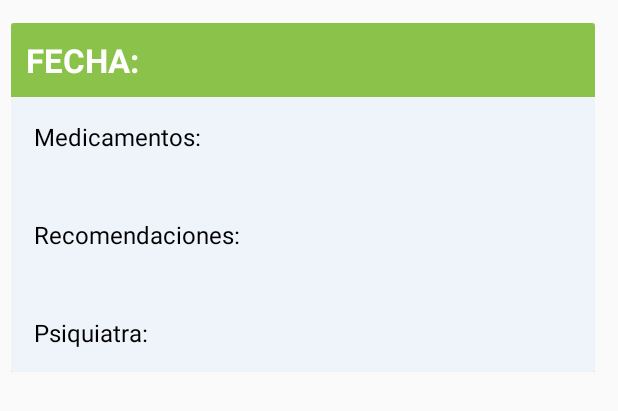
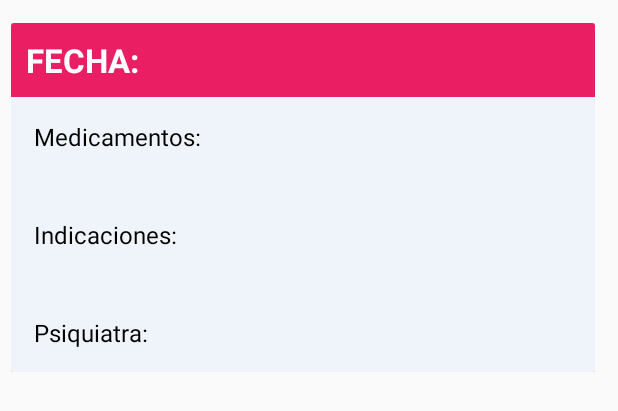
Before and after one commit to RodrigoAGM/take-care-app, an Android app: the layout item_treatment.xml on its own in the app's theme, with its tools: preview values and no code run, on a phone screen of 412 x 824 dp. Shown: the top 411 px of the screen. Run offline under Robolectric (Android 15) with nearby library versions, the phone set to English and light mode, and no system bars; network calls fail.

Commit message:
Treatmend card fix

```diff
--- /dev/null
+++ b/app/src/main/res/drawable/card_active.xml
@@ -0,0 +1,7 @@
+<?xml version="1.0" encoding="utf-8"?>
+<shape xmlns:android="http://schemas.android.com/apk/res/android"
+    android:shape="rectangle">
+
+    <solid android:color="@color/treatmentCardTitleColorActive"/>
+
+</shape>
--- /dev/null
+++ b/app/src/main/res/drawable/card_no_active.xml
@@ -0,0 +1,7 @@
+<?xml version="1.0" encoding="utf-8"?>
+<shape xmlns:android="http://schemas.android.com/apk/res/android"
+    android:shape="rectangle">
+
+    <solid android:color="@color/treatmentCardTitleColor"/>
+
+</shape>
--- /dev/null
+++ b/app/src/main/res/drawable/control_card.xml
@@ -0,0 +1,7 @@
+<?xml version="1.0" encoding="utf-8"?>
+<selector xmlns:android="http://schemas.android.com/apk/res/android">
+    <item android:drawable="@drawable/card_active" android:state_enabled="true" />
+    <item android:drawable="@drawable/card_no_active" android:state_enabled="false" />
+    <!-- default state-->
+    <item android:drawable="@drawable/card_no_active" />
+</selector>
--- a/app/src/main/res/layout/item_treatment.xml
+++ b/app/src/main/res/layout/item_treatment.xml
@@ -27,7 +27,8 @@
                 android:textAlignment="textStart"
                 android:padding="10dp"
                 android:textStyle="bold"
-                android:background="@color/treatmentCardTitleColorActive"
+                android:background="@drawable/control_card"
+                android:enabled="false"
                 android:text="@string/treatment_card_date"
                 app:layout_constraintTop_toTopOf="parent"
                 app:layout_constraintStart_toStartOf="parent"/>
--- a/app/src/main/res/values/strings.xml
+++ b/app/src/main/res/values/strings.xml
@@ -143,7 +143,7 @@
     <string name="treatment_title">TRATAMIENTOS</string>
     <string name="treatment_card_date">Fecha: </string>
     <string name="treatment_card_medicine">Medicamentos: </string>
-    <string name="treatment_card_indications">Recomendaciones: </string>
+    <string name="treatment_card_indications">Indicaciones: </string>
     <string name="treatment_card_psychiatrist">Psiquiatra: </string>
 
     <!-- Quotes -->
```
Also changed, not shown: app/src/main/java/com/example/takecare/adapter/TreatmentAdapter.kt (+12 -5 lines).
